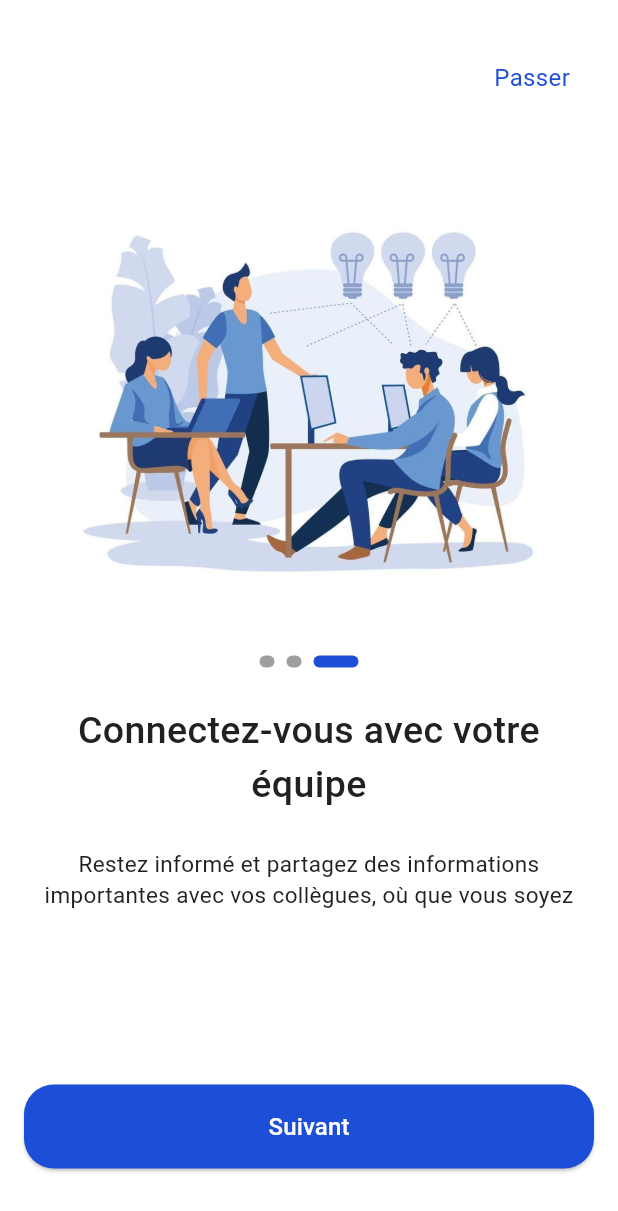
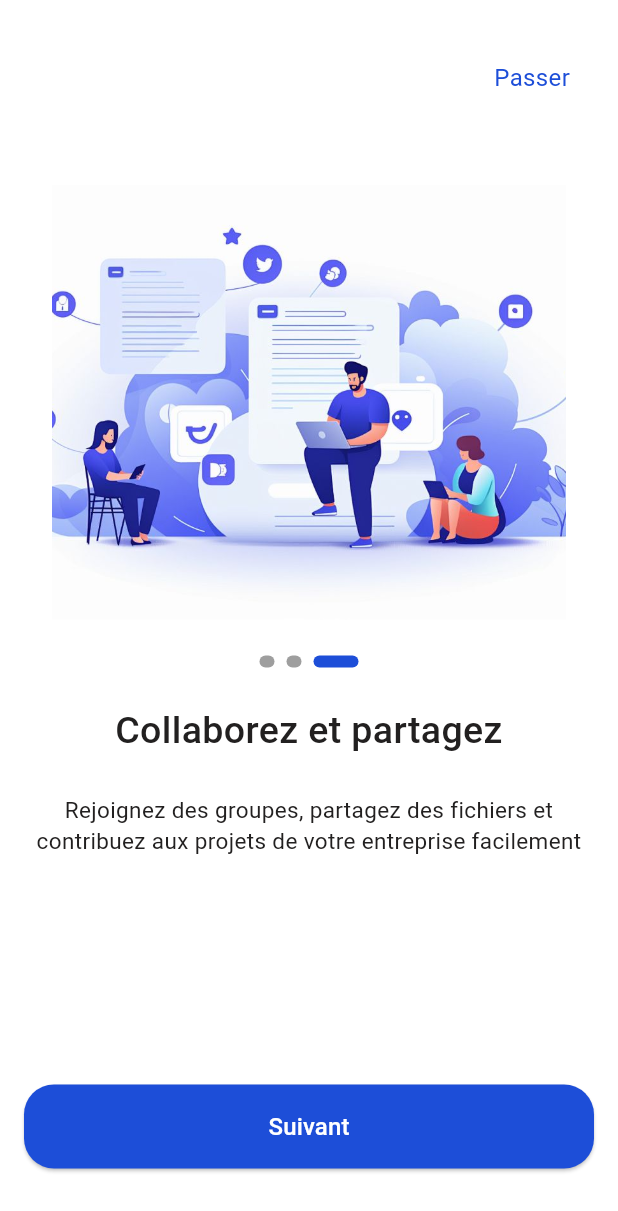
Before and after one commit to Khaoulachaouaty/Connect_Work, a Flutter app: the screen it shows after launch, swiped to page 3, on a phone screen of 412 x 824 dp. Shown: the top 1211 px of the screen. Run offline on Flutter 3.47's test engine with Material 3 defaults, Android fonts, the phone set to English and light mode, and no system bars; drawn by our look-alikes of smooth_page_indicator; our stand-ins replace go_router.

Commit message:
create onboarding model

```diff
--- /dev/null
+++ b/lib/features/on_boarding/data/models/on_boarding_model.dart
@@ -0,0 +1,32 @@
+import '../../../../core/utils/app_assets.dart';
+
+class OnboardingModel {
+  final String imagePath;
+  final String title;
+  final String subTitle;
+
+  OnboardingModel({
+    required this.imagePath,
+    required this.title,
+    required this.subTitle});
+}
+
+List<OnboardingModel> onBoardingData = [
+  OnboardingModel(
+    imagePath: Assets.imagesOnboarding1,
+    title: "Connectez-vous avec votre équipe",
+    subTitle: "Restez informé et partagez des informations importantes avec vos collègues, où que vous soyez",
+  ),
+
+  OnboardingModel(
+    imagePath: Assets.imagesOnboarding4,
+    title: "Communiquez facilement",
+    subTitle: "Envoyez des messages privés ou discutez dans des groupes pour rester en contact avec votre équipe",
+  ),
+
+  OnboardingModel(
+    imagePath: Assets.imagesOnboarding2,
+    title: "Collaborez et partagez",
+    subTitle: "Rejoignez des groupes, partagez des fichiers et contribuez aux projets de votre entreprise facilement",
+  ),
+];
--- a/lib/features/on_boarding/presentation/views/widgets/on_boarding_widget_body.dart
+++ b/lib/features/on_boarding/presentation/views/widgets/on_boarding_widget_body.dart
@@ -1,7 +1,7 @@
 import 'package:connect_work/features/on_boarding/presentation/views/widgets/custom_smooth_page_indicator.dart';
 import 'package:flutter/material.dart';
-import '../../../../../core/utils/app_assets.dart';
 import '../../../../../core/utils/app_text_styles.dart';
+import 'package:connect_work/features/on_boarding/data/models/on_boarding_model.dart';
 
 class OnBoardingWidgetBody extends StatelessWidget {
   OnBoardingWidgetBody({super.key});
@@ -14,16 +14,16 @@ class OnBoardingWidgetBody extends StatelessWidget {
       height: 500,
       child: PageView.builder(
         controller: _controller,
-        itemCount: 3,
+        itemCount: onBoardingData.length,
         itemBuilder: (context, index) {
           return Column(
             children: [
               Container(
                 height: 290,
                 width: 343,
-                decoration: const BoxDecoration(
+                decoration: BoxDecoration(
                   image: DecorationImage(
-                    image: AssetImage(Assets.imagesOnboarding1),
+                    image: AssetImage(onBoardingData[index].imagePath),
                     fit: BoxFit.cover,
                   ),
                 ),
@@ -32,7 +32,7 @@ class OnBoardingWidgetBody extends StatelessWidget {
               CustomerSmoothPageIndecator(controller: _controller),
               const SizedBox(height: 24),
               Text(
-                "Connectez-vous avec votre équipe",
+                onBoardingData[index].title,
                 style: CustomTextStyles.onboarding,
                 textAlign: TextAlign.center,
                 maxLines: 2,
@@ -40,7 +40,7 @@ class OnBoardingWidgetBody extends StatelessWidget {
               ),
               const SizedBox(height: 24),
                Text(
-                "Restez informé et partagez des informations importantes avec vos collègues, où que vous soyez",
+                onBoardingData[index].subTitle,
                 style: CustomTextStyles.onboarding2,
                 textAlign: TextAlign.center,
                 maxLines: 3,
```
